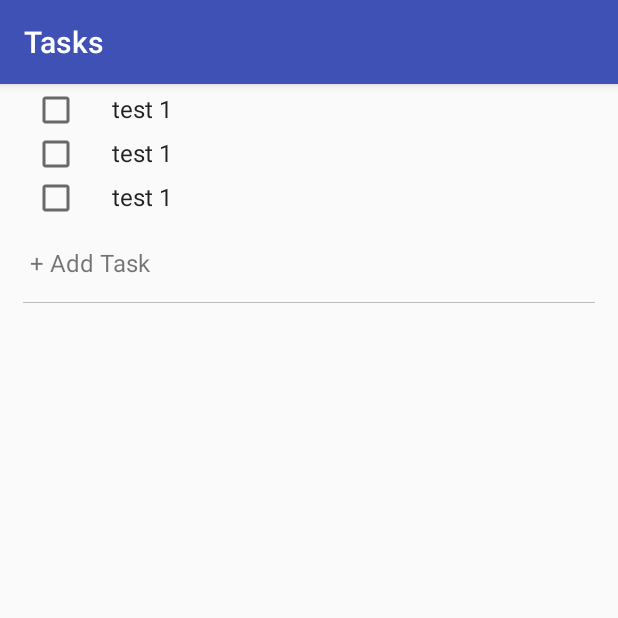
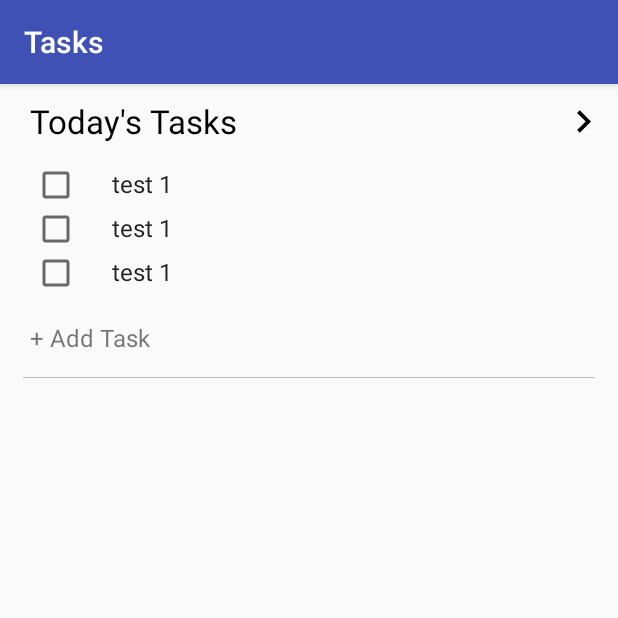
Before and after one commit to q641480816/IS416TASKS, an Android app: the screen it shows after launch (TasksActivity), on a phone screen of 412 x 824 dp, the top half of it. Run offline under Robolectric (Android 15) with nearby library versions, the phone set to English and light mode, and no system bars.

Commit message:
add fragment

```diff
--- a/app/src/main/java/com/is416/tasks/TasksActivity.java
+++ b/app/src/main/java/com/is416/tasks/TasksActivity.java
@@ -1,29 +1,22 @@
 package com.is416.tasks;
 
 import android.content.Context;
+import android.support.v4.view.ViewPager;
 import android.support.v7.app.AppCompatActivity;
 import android.os.Bundle;
-import android.widget.LinearLayout;
-import android.widget.ListView;
 
-import com.is416.tasks.adapter.TaskListAdapter;
-import com.is416.tasks.model.Task;
+import com.is416.tasks.adapter.TaskFragmentPagerAdapter;
 import com.is416.tasks.util.ActivityManager;
 import com.is416.tasks.util.KeyboardChangeListener;
 
-import java.util.ArrayList;
-import java.util.Date;
-import java.util.List;
+public class TasksActivity extends AppCompatActivity implements ViewPager.OnPageChangeListener{
 
-public class TasksActivity extends AppCompatActivity {
-
+    public static final int PAGE_ONE = 0;
+    public static final int PAGE_TWO = 1;
     private static final String name =  "TASK_LIST_ACTIVITY";
     private Context mContext;
-    private List<Task> tasks;
-    private ListView content;
-    private TaskListAdapter taskListAdapter;
-    private LinearLayout shadow;
-
+    private ViewPager viewPager;
+    private TaskFragmentPagerAdapter taskFragmentPagerAdapter;
     private KeyboardChangeListener softKeyboardStateHelper;
 
     @Override
@@ -39,31 +32,18 @@ public class TasksActivity extends AppCompatActivity {
 
     private void init(){
         this.mContext = this;
-        this.tasks = getTasks();
-        this.taskListAdapter = new TaskListAdapter(this.tasks,this.mContext,name);
+        this.taskFragmentPagerAdapter = new TaskFragmentPagerAdapter(getSupportFragmentManager());
         this.softKeyboardStateHelper = new KeyboardChangeListener(this);
     }
 
     private void bindView(){
-        this.content = findViewById(R.id.content);
-        this.shadow = findViewById(R.id.shadow);
-
-        this.content.setAdapter(this.taskListAdapter);
+        this.viewPager = findViewById(R.id.viewPager);
+        this.viewPager.setAdapter(this.taskFragmentPagerAdapter);
+        this.viewPager.setCurrentItem(0);
     }
 
     private void addListener(){
-        softKeyboardStateHelper.setKeyBoardListener(new KeyboardChangeListener.KeyBoardListener() {
-            @Override
-            public void onKeyboardChange(boolean isShow, int keyboardHeight) {
-                if (isShow) {
-                    //TODO
-                } else {
-                    System.out.println("cleared");
-                    taskListAdapter.clearFocus();
-                    shadow.requestFocus();
-                }
-            }
-        });
+
     }
 
     public boolean addTask(){
@@ -76,22 +56,36 @@ public class TasksActivity extends AppCompatActivity {
         return true;
     }
 
-
-
-    private List<Task> getTasks(){
-        List<Task> tasks = new ArrayList<>();
-        for (int i = 0; i < 3; i++){
-            tasks.add(new Task(new Date(), "test 1", false));
-        }
-        tasks.add(new Task(null, "test 1", false));
-        return tasks;
-    }
-
-
-
     @Override
     public void finish() {
         super.finish();
         ActivityManager.finishActivity(name);
     }
+
+    public Context getContext(){
+        return this.mContext;
+    }
+
+    public String getName(){
+        return name;
+    }
+
+    public void setViewPager(int i){
+        this.viewPager.setCurrentItem(i);
+    }
+
+    @Override
+    public void onPageScrolled(int position, float positionOffset, int positionOffsetPixels) {
+
+    }
+
+    @Override
+    public void onPageSelected(int position) {
+
+    }
+
+    @Override
+    public void onPageScrollStateChanged(int state) {
+
+    }
 }
--- /dev/null
+++ b/app/src/main/java/com/is416/tasks/adapter/TaskFragmentPagerAdapter.java
@@ -0,0 +1,57 @@
+package com.is416.tasks.adapter;
+
+import android.support.v4.app.Fragment;
+import android.support.v4.app.FragmentManager;
+import android.support.v4.app.FragmentPagerAdapter;
+import android.view.ViewGroup;
+
+import com.is416.tasks.TasksActivity;
+import com.is416.tasks.component.TmrTaskFragment;
+import com.is416.tasks.component.TodayTaskFragment;
+
+/**
+ * Created by Gods on 2/5/2018.
+ */
+
+public class TaskFragmentPagerAdapter extends FragmentPagerAdapter {
+    private final int PAGER_COUNT = 2;
+    private TodayTaskFragment todayTaskFragment;
+    private TmrTaskFragment tmrTaskFragment;
+
+    public TaskFragmentPagerAdapter(FragmentManager fm) {
+        super(fm);
+
+        todayTaskFragment = new TodayTaskFragment();
+        tmrTaskFragment = new TmrTaskFragment();
+    }
+
+    @Override
+    public int getCount() {
+        return PAGER_COUNT;
+    }
+
+    @Override
+    public Object instantiateItem(ViewGroup vg, int position) {
+        return super.instantiateItem(vg, position);
+    }
+
+    @Override
+    public void destroyItem(ViewGroup container, int position, Object object) {
+        System.out.println("position Destory" + position);
+        super.destroyItem(container, position, object);
+    }
+
+    @Override
+    public Fragment getItem(int position) {
+        Fragment fragment = null;
+        switch (position) {
+            case TasksActivity.PAGE_ONE:
+                fragment = todayTaskFragment;
+                break;
+            case TasksActivity.PAGE_TWO:
+                fragment = tmrTaskFragment;
+                break;
+        }
+        return fragment;
+    }
+}
--- a/app/src/main/java/com/is416/tasks/adapter/TaskListAdapter.java
+++ b/app/src/main/java/com/is416/tasks/adapter/TaskListAdapter.java
@@ -36,7 +36,7 @@ public class TaskListAdapter extends BaseAdapter {
     private SimpleDateFormat sdf = new SimpleDateFormat(" HH:mm");
     private int oldLength;
 
-    public TaskListAdapter(List<Task> tasks, Context mContext, String master) {
+    public TaskListAdapter(List<Task> tasks, Context mContext, String master, boolean isToday) {
         this.tasks = tasks;
         this.mContext = mContext;
         this.master = master;
@@ -65,7 +65,7 @@ public class TaskListAdapter extends BaseAdapter {
     @Override
     public View getView(int i, View view, ViewGroup viewGroup) {
         Task t = tasks.get(i);
-        System.out.println(oldLength - tasks.size());
+        //System.out.println(oldLength - tasks.size());
         if(t.getCreated() == null){
             view = drawSeparator(LayoutInflater.from(mContext).inflate(R.layout.list_seprater,viewGroup,false));
         }else if(t.isComplete()){
--- /dev/null
+++ b/app/src/main/java/com/is416/tasks/component/TmrTaskFragment.java
@@ -0,0 +1,70 @@
+package com.is416.tasks.component;
+
+import android.content.Context;
+import android.os.Bundle;
+import android.support.v4.app.Fragment;
+import android.view.LayoutInflater;
+import android.view.View;
+import android.view.ViewGroup;
+import android.widget.LinearLayout;
+import android.widget.ListView;
+
+import com.is416.tasks.R;
+import com.is416.tasks.TasksActivity;
+import com.is416.tasks.adapter.TaskListAdapter;
+import com.is416.tasks.model.Task;
+import com.is416.tasks.util.ActivityManager;
+
+import java.util.ArrayList;
+import java.util.Date;
+import java.util.List;
+
+/**
+ * Created by Gods on 2/5/2018.
+ */
+
+public class TmrTaskFragment extends Fragment {
+    private Context mContext;
+    private List<Task> tasks;
+    private String master;
+
+    private View mainView;
+    private ListView content;
+    private TaskListAdapter taskListAdapter;
+    private LinearLayout shadow;
+
+    public View onCreateView(LayoutInflater inflater, ViewGroup container, Bundle savedInstanceState) {
+        mainView = inflater.inflate(R.layout.task_fragment, container, false);
+        init();
+        bindView();
+        addListener();
+        return mainView;
+    }
+
+    private void init(){
+        this.master = ((TasksActivity) ActivityManager.getActivity("TASK_LIST_ACTIVITY")).getName();
+        this.mContext = ((TasksActivity) ActivityManager.getActivity("TASK_LIST_ACTIVITY")).getContext();
+        this.tasks = getTasks();
+        this.taskListAdapter = new TaskListAdapter(this.tasks,this.mContext, master,false);
+    }
+
+    private void bindView(){
+        this.content = mainView.findViewById(R.id.content);
+        this.shadow = mainView.findViewById(R.id.shadow);
+
+        this.content.setAdapter(this.taskListAdapter);
+    }
+
+    private void addListener(){
+
+    }
+
+    private List<Task> getTasks(){
+        List<Task> tasks = new ArrayList<>();
+        for (int i = 0; i < 3; i++){
+            tasks.add(new Task(new Date(), "test 1", false));
+        }
+        tasks.add(new Task(null, "test 1", false));
+        return tasks;
+    }
+}
--- /dev/null
+++ b/app/src/main/java/com/is416/tasks/component/TodayTaskFragment.java
@@ -0,0 +1,88 @@
+package com.is416.tasks.component;
+
+import android.content.Context;
+import android.os.Bundle;
+import android.support.v4.app.Fragment;
+import android.view.LayoutInflater;
+import android.view.View;
+import android.view.ViewGroup;
+import android.widget.LinearLayout;
+import android.widget.ListView;
+import android.widget.RelativeLayout;
+import android.widget.TextView;
+
+import com.is416.tasks.R;
+import com.is416.tasks.TasksActivity;
+import com.is416.tasks.adapter.TaskListAdapter;
+import com.is416.tasks.model.Task;
+import com.is416.tasks.util.ActivityManager;
+
+import java.util.ArrayList;
+import java.util.Date;
+import java.util.List;
+
+/**
+ * Created by Gods on 2/5/2018.
+ */
+
+public class TodayTaskFragment extends Fragment {
+    private Context mContext;
+    private List<Task> tasks;
+    private String master;
+    private LayoutInflater inflater;
+
+    private View mainView;
+    private ListView content;
+    private TaskListAdapter taskListAdapter;
+    private View listHeader;
+    private TextView header;
+    private RelativeLayout nextPage;
+    private LinearLayout shadow;
+
+    public View onCreateView(LayoutInflater inflater, ViewGroup container, Bundle savedInstanceState) {
+        mainView = inflater.inflate(R.layout.task_fragment, container, false);
+        this.inflater = inflater;
+        init();
+        bindView();
+        addListener();
+        return mainView;
+    }
+
+    private void init(){
+        this.master = ((TasksActivity) ActivityManager.getActivity("TASK_LIST_ACTIVITY")).getName();
+        this.mContext = ((TasksActivity) ActivityManager.getActivity("TASK_LIST_ACTIVITY")).getContext();
+        this.tasks = getTasks();
+        this.taskListAdapter = new TaskListAdapter(this.tasks,this.mContext, master, true);
+    }
+
+    private void bindView(){
+        this.content = mainView.findViewById(R.id.content);
+        this.shadow = mainView.findViewById(R.id.shadow);
+        this.listHeader = this.inflater.inflate(R.layout.list_header, null, false);
+        this.header = listHeader.findViewById(R.id.title);
+        this.nextPage = listHeader.findViewById(R.id.nextPage);
+
+        this.header.setText(getResources().getText(R.string.today));
+
+        this.content.addHeaderView(this.listHeader, null, false);
+        this.content.setAdapter(this.taskListAdapter);
+    }
+
+    private void addListener(){
+        this.nextPage.setOnClickListener(new View.OnClickListener() {
+            @Override
+            public void onClick(View v) {
+                ((TasksActivity)ActivityManager.getActivity(master)).setViewPager(1);
+            }
+        });
+    }
+
+    private List<Task> getTasks(){
+        List<Task> tasks = new ArrayList<>();
+        for (int i = 0; i < 3; i++){
+            tasks.add(new Task(new Date(), "test 1", false));
+        }
+        tasks.add(new Task(null, "test 1", false));
+        return tasks;
+    }
+}
--- a/app/src/main/java/com/is416/tasks/util/ActivityManager.java
+++ b/app/src/main/java/com/is416/tasks/util/ActivityManager.java
@@ -26,4 +26,10 @@ public class ActivityManager {
     public static void finishActivity(String name){
         activities.remove(name);
     }
+
+    private static void finishAll(){
+        for(Activity activity: activities.values()){
+            activity.finish();
+        }
+    }
 }
--- /dev/null
+++ b/app/src/main/res/drawable/ic_chevron_right_black_24dp.xml
@@ -0,0 +1,9 @@
+<vector xmlns:android="http://schemas.android.com/apk/res/android"
+        android:width="24dp"
+        android:height="24dp"
+        android:viewportWidth="24.0"
+        android:viewportHeight="24.0">
+    <path
+        android:fillColor="#FF000000"
+        android:pathData="M10,6L8.59,7.41 13.17,12l-4.58,4.59L10,18l6,-6z"/>
+</vector>
--- a/app/src/main/res/layout/activity_tasks.xml
+++ b/app/src/main/res/layout/activity_tasks.xml
@@ -7,18 +7,10 @@
     android:orientation="vertical"
     tools:context="com.is416.tasks.TasksActivity">
 
-    <ListView
-        android:id="@+id/content"
+    <android.support.v4.view.ViewPager
+        android:id="@+id/viewPager"
         android:layout_width="match_parent"
-        android:layout_height="match_parent"
-        android:divider="@null"/>
-
-    <LinearLayout
-        android:id="@+id/shadow"
-        android:orientation="vertical"
-        android:focusable="true"
-        android:layout_width="wrap_content"
-        android:layout_height="wrap_content"/>
+        android:layout_height="match_parent" />
 
 
 </LinearLayout>
--- /dev/null
+++ b/app/src/main/res/layout/list_header.xml
@@ -0,0 +1,38 @@
+<?xml version="1.0" encoding="utf-8"?>
+<LinearLayout
+    xmlns:android="http://schemas.android.com/apk/res/android"
+    android:layout_width="match_parent"
+    android:layout_height="wrap_content"
+    android:orientation="horizontal">
+
+    <RelativeLayout
+        android:layout_weight="8"
+        android:layout_width="0dp"
+        android:layout_height="wrap_content">
+
+        <TextView
+            android:id="@+id/title"
+            android:layout_width="wrap_content"
+            android:layout_height="wrap_content"
+            android:textSize="22dp"
+            android:textColor="#000"
+            android:layout_marginLeft="20dp"
+            android:layout_marginTop="10dp"
+            android:layout_marginBottom="10dp"
+            android:text="test"/>
+    </RelativeLayout>
+    <RelativeLayout
+        android:id="@+id/nextPage"
+        android:layout_weight="1"
+        android:layout_width="0dp"
+        android:gravity="center"
+        android:layout_height="wrap_content">
+        <ImageView
+            android:layout_width="30dp"
+            android:layout_height="30dp"
+            android:layout_marginTop="10dp"
+            android:layout_marginBottom="10dp"
+            android:src="@drawable/ic_chevron_right_black_24dp"/>
+    </RelativeLayout>
+
+</LinearLayout>
--- /dev/null
+++ b/app/src/main/res/layout/task_fragment.xml
@@ -0,0 +1,23 @@
+<?xml version="1.0" encoding="utf-8"?>
+<LinearLayout xmlns:android="http://schemas.android.com/apk/res/android"
+    xmlns:app="http://schemas.android.com/apk/res-auto"
+    xmlns:tools="http://schemas.android.com/tools"
+    android:layout_width="match_parent"
+    android:layout_height="match_parent"
+    android:orientation="vertical">
+
+    <ListView
+        android:id="@+id/content"
+        android:layout_width="match_parent"
+        android:layout_height="match_parent"
+        android:divider="@null"/>
+
+    <LinearLayout
+        android:id="@+id/shadow"
+        android:orientation="vertical"
+        android:focusable="true"
+        android:layout_width="wrap_content"
+        android:layout_height="wrap_content"/>
+
+
+</LinearLayout>
--- a/app/src/main/res/values/strings.xml
+++ b/app/src/main/res/values/strings.xml
@@ -3,4 +3,5 @@
 
     <string name="add_task"> + Add Task</string>
     <string name="complete_time">Completed at </string>
+    <string name="today">Today\'s Tasks</string>
 </resources>
```
